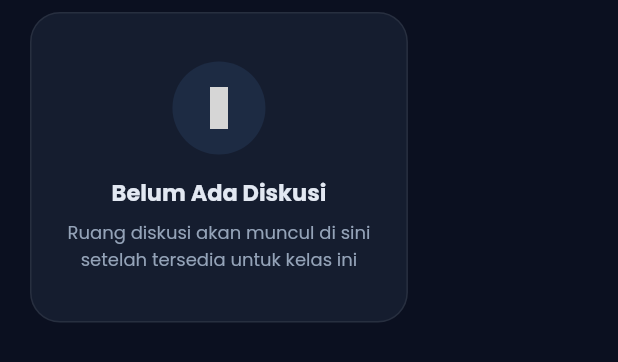
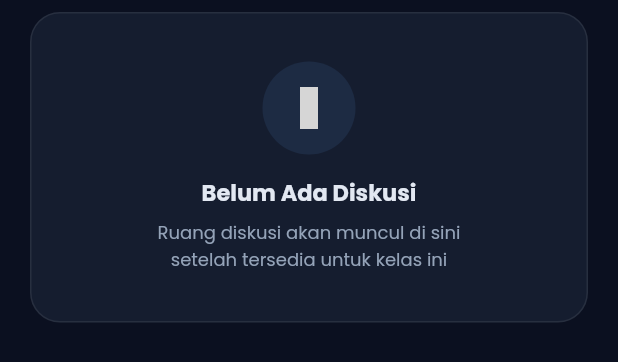
Before and after one commit to Iman874/AI-Demo-SEA, a Flutter app: the _DiscussionEmptyState widget shown alone on an empty page, opened directly, on a phone screen of 412 x 824 dp. Shown: the top 362 px of the screen. Run offline on Flutter 3.47's test engine with Material 3 defaults, Android fonts, the light colour scheme and no system bars; our stand-ins replace file_picker, google_fonts, logger, shared_preferences; missing offline and left inert: phosphoricons_flutter, syncfusion_flutter_pdf; accounts and stored records are empty; network calls fail; grey boxes are pictures that could not be loaded.

Commit message:
fix bug empty-states-width: Penambahan width double.infinity pada seluruh kartu kosong agar berukuran penuh

```diff
--- a/sea_app/lib/component/card/card_answer_question_student.dart
+++ b/sea_app/lib/component/card/card_answer_question_student.dart
@@ -52,6 +52,7 @@ class _QuestionStudentEmptyState extends StatelessWidget {
     final accent = Theme.of(context).colorScheme.primary;
 
     return Container(
+      width: double.infinity,
       margin: EdgeInsets.symmetric(
         horizontal: AppSpacing.horizontalPadding,
         vertical: AppSpacing.sm,
--- a/sea_app/lib/component/card/card_conclusion_student.dart
+++ b/sea_app/lib/component/card/card_conclusion_student.dart
@@ -52,6 +52,7 @@ class _ConclusionStudentEmptyState extends StatelessWidget {
     final accent = Theme.of(context).colorScheme.primary;
 
     return Container(
+      width: double.infinity,
       margin: EdgeInsets.symmetric(
         horizontal: AppSpacing.horizontalPadding,
         vertical: AppSpacing.sm,
--- a/sea_app/lib/component/card/card_discussion.dart
+++ b/sea_app/lib/component/card/card_discussion.dart
@@ -63,6 +63,7 @@ class _DiscussionEmptyState extends StatelessWidget {
     final isDark = Theme.of(context).brightness == Brightness.dark;
     final accent = Theme.of(context).colorScheme.primary;
     return Container(
+      width: double.infinity,
       margin: EdgeInsets.symmetric(
         horizontal: AppSpacing.horizontalPadding,
         vertical: AppSpacing.sm,
--- a/sea_app/lib/component/card/card_material.dart
+++ b/sea_app/lib/component/card/card_material.dart
@@ -55,6 +55,7 @@ class _MaterialEmptyState extends StatelessWidget {
     final accent = Theme.of(context).colorScheme.primary;
 
     return Container(
+      width: double.infinity,
       margin: EdgeInsets.symmetric(
         horizontal: AppSpacing.horizontalPadding,
         vertical: AppSpacing.sm,
--- a/sea_app/lib/component/card/card_percentage_understanding.dart
+++ b/sea_app/lib/component/card/card_percentage_understanding.dart
@@ -47,6 +47,7 @@ class _UnderstandingEmptyState extends StatelessWidget {
     final accent = Theme.of(context).colorScheme.primary;
 
     return Container(
+      width: double.infinity,
       margin: EdgeInsets.symmetric(
         horizontal: AppSpacing.horizontalPadding,
         vertical: AppSpacing.sm,
--- a/sea_app/lib/component/card/card_question.dart
+++ b/sea_app/lib/component/card/card_question.dart
@@ -71,6 +71,7 @@ class _QuestionEmptyState extends StatelessWidget {
     final accent = Theme.of(context).colorScheme.primary;
 
     return Container(
+      width: double.infinity,
       margin: EdgeInsets.symmetric(
         horizontal: AppSpacing.horizontalPadding,
         vertical: AppSpacing.sm,
--- a/sea_app/lib/component/card/card_quiz.dart
+++ b/sea_app/lib/component/card/card_quiz.dart
@@ -57,6 +57,7 @@ class _QuizEmptyState extends StatelessWidget {
     final isDark = Theme.of(context).brightness == Brightness.dark;
     final accent = Theme.of(context).colorScheme.primary;
     return Container(
+      width: double.infinity,
       margin: EdgeInsets.symmetric(
         horizontal: AppSpacing.horizontalPadding,
         vertical: AppSpacing.sm,
--- a/sea_app/lib/component/card/card_quiz_result.dart
+++ b/sea_app/lib/component/card/card_quiz_result.dart
@@ -55,6 +55,7 @@ class _QuizResultEmptyState extends StatelessWidget {
     final accent = Theme.of(context).colorScheme.primary;
 
     return Container(
+      width: double.infinity,
       margin: EdgeInsets.symmetric(
         horizontal: AppSpacing.horizontalPadding,
         vertical: AppSpacing.sm,
```
